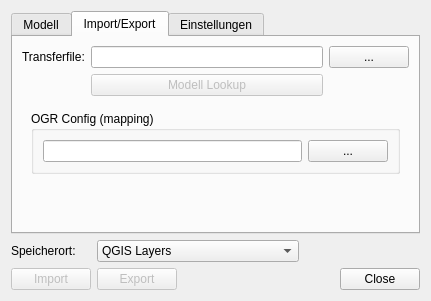
Above: qgis/interlis/ui_interlis.ui from sourcepole/ogrtools before the change. Below: the same form after it.
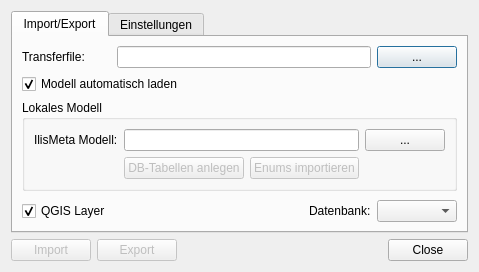
That is the form after the change. Custom widgets are drawn as their Qt base class.

```diff
--- a/qgis/interlis/ui_interlis.ui
+++ b/qgis/interlis/ui_interlis.ui
@@ -7,7 +7,7 @@
     <x>0</x>
     <y>0</y>
     <width>406</width>
-    <height>298</height>
+    <height>256</height>
    </rect>
   </property>
   <property name="windowTitle">
@@ -20,128 +20,43 @@
       <bool>true</bool>
      </property>
      <property name="currentIndex">
-      <number>1</number>
+      <number>0</number>
      </property>
-     <widget class="QWidget" name="modeltab">
-      <attribute name="title">
-       <string>Modell</string>
-      </attribute>
-      <layout class="QGridLayout" name="gridLayout_7">
-       <item row="2" column="1" colspan="3">
-        <widget class="QPushButton" name="mCreateCfgButton">
-         <property name="enabled">
-          <bool>false</bool>
-         </property>
-         <property name="text">
-          <string>Create OGR config (default mapping)</string>
-         </property>
-        </widget>
-       </item>
-       <item row="1" column="0">
-        <widget class="QLabel" name="mModelFileLabel">
-         <property name="maximumSize">
-          <size>
-           <width>16777215</width>
-           <height>16777215</height>
-          </size>
-         </property>
-         <property name="text">
-          <string>IlisMeta Modell:</string>
-         </property>
-         <property name="buddy">
-          <cstring>mModelLineEdit</cstring>
-         </property>
-        </widget>
-       </item>
-       <item row="1" column="1" colspan="3">
-        <widget class="QLineEdit" name="mModelLineEdit"/>
-       </item>
-       <item row="1" column="4">
-        <widget class="QPushButton" name="mModelFileButton">
-         <property name="text">
-          <string>...</string>
-         </property>
-        </widget>
-       </item>
-       <item row="4" column="0">
-        <spacer name="verticalSpacer">
-         <property name="orientation">
-          <enum>Qt::Vertical</enum>
-         </property>
-         <property name="sizeHint" stdset="0">
-          <size>
-           <width>20</width>
-           <height>40</height>
-          </size>
-         </property>
-        </spacer>
-       </item>
-       <item row="6" column="0" colspan="2">
-        <widget class="QPushButton" name="mCreateSchemaButton">
-         <property name="enabled">
-          <bool>false</bool>
-         </property>
-         <property name="text">
-          <string>DB-Tabellen anlegen</string>
-         </property>
-        </widget>
-       </item>
-       <item row="6" column="2" colspan="2">
-        <widget class="QPushButton" name="mImportEnumsButton">
-         <property name="enabled">
-          <bool>false</bool>
-         </property>
-         <property name="text">
-          <string>Enums importieren</string>
-         </property>
-        </widget>
-       </item>
-       <item row="0" column="0" colspan="5">
-        <widget class="QgsCollapsibleGroupBoxBasic" name="mIliGroupBox">
-         <property name="title">
-          <string>Ili Modell</string>
-         </property>
-         <property name="collapsed" stdset="0">
-          <bool>true</bool>
-         </property>
-         <layout class="QGridLayout" name="gridLayout_6">
-          <item row="1" column="1">
-           <widget class="QPushButton" name="mCreateIlisMetaButton">
-            <property name="enabled">
-             <bool>false</bool>
-            </property>
-            <property name="text">
-             <string>IlisMeta erzeugen</string>
-            </property>
-           </widget>
-          </item>
-          <item row="0" column="3">
-           <widget class="QPushButton" name="mIliButton">
-            <property name="text">
-             <string>...</string>
-            </property>
-           </widget>
-          </item>
-          <item row="0" column="0" colspan="2">
-           <widget class="QLineEdit" name="mIliLineEdit"/>
-          </item>
-         </layout>
-        </widget>
-       </item>
-      </layout>
-     </widget>
      <widget class="QWidget" name="transfertab">
       <attribute name="title">
        <string>Import/Export</string>
       </attribute>
       <layout class="QGridLayout" name="gridLayout">
-       <item row="1" column="2">
+       <item row="1" column="3">
         <widget class="QPushButton" name="mDataFileButton">
          <property name="text">
           <string>...</string>
          </property>
         </widget>
        </item>
+       <item row="5" column="0">
+        <widget class="QCheckBox" name="m">
+         <property name="text">
+          <string>QGIS Layer</string>
+         </property>
+         <property name="checked">
+          <bool>true</bool>
+         </property>
+        </widget>
+       </item>
+       <item row="5" column="2">
+        <widget class="QLabel" name="mDestQgisLayerCheckBox">
+         <property name="text">
+          <string>Datenbank:</string>
+         </property>
+         <property name="buddy">
+          <cstring>cbDbConnections</cstring>
+         </property>
+        </widget>
+       </item>
+       <item row="5" column="3">
+        <widget class="QComboBox" name="cbDbConnections"/>
+       </item>
        <item row="1" column="0">
         <widget class="QLabel" name="mDataFileLabel">
          <property name="text">
@@ -152,65 +67,105 @@
          </property>
         </widget>
        </item>
-       <item row="1" column="1">
-        <widget class="QLineEdit" name="mDataLineEdit"/>
-       </item>
-       <item row="8" column="0" colspan="3">
-        <widget class="QFrame" name="frame">
-         <property name="frameShape">
-          <enum>QFrame::NoFrame</enum>
+       <item row="3" column="0" colspan="4">
+        <widget class="QgsCollapsibleGroupBoxBasic" name="mImdGroupBox">
+         <property name="enabled">
+          <bool>true</bool>
          </property>
-         <property name="frameShadow">
-          <enum>QFrame::Raised</enum>
+         <property name="title">
+          <string>Lokales Modell</string>
+         </property>
+         <property name="collapsed" stdset="0">
+          <bool>true</bool>
          </property>
          <layout class="QGridLayout" name="gridLayout_3">
-          <item row="2" column="0">
-           <spacer name="verticalSpacer_2">
-            <property name="orientation">
-             <enum>Qt::Vertical</enum>
+          <item row="0" column="3">
+           <widget class="QPushButton" name="mModelFileButton">
+            <property name="text">
+             <string>...</string>
             </property>
-            <property name="sizeHint" stdset="0">
+           </widget>
+          </item>
+          <item row="3" column="2">
+           <widget class="QPushButton" name="mImportEnumsButton">
+            <property name="enabled">
+             <bool>false</bool>
+            </property>
+            <property name="text">
+             <string>Enums importieren</string>
+            </property>
+           </widget>
+          </item>
+          <item row="0" column="1" colspan="2">
+           <widget class="QLineEdit" name="mModelLineEdit"/>
+          </item>
+          <item row="0" column="0">
+           <widget class="QLabel" name="mModelFileLabel">
+            <property name="maximumSize">
              <size>
-              <width>20</width>
-              <height>40</height>
+              <width>16777215</width>
+              <height>16777215</height>
              </size>
             </property>
-           </spacer>
+            <property name="text">
+             <string>IlisMeta Modell:</string>
+            </property>
+            <property name="buddy">
+             <cstring>mModelLineEdit</cstring>
+            </property>
+           </widget>
           </item>
-          <item row="1" column="0" colspan="2">
-           <widget class="QgsCollapsibleGroupBoxBasic" name="mCfgGroupBox">
-            <property name="title">
-             <string>OGR Config (mapping)</string>
+          <item row="3" column="1">
+           <widget class="QPushButton" name="mCreateSchemaButton">
+            <property name="enabled">
+             <bool>false</bool>
             </property>
-            <property name="collapsed" stdset="0">
-             <bool>true</bool>
+            <property name="text">
+             <string>DB-Tabellen anlegen</string>
             </property>
-            <layout class="QGridLayout" name="gridLayout_4">
-             <item row="0" column="0">
-              <widget class="QLineEdit" name="mConfigLineEdit"/>
-             </item>
-             <item row="0" column="1">
-              <widget class="QPushButton" name="mConfigButton">
-               <property name="text">
-                <string>...</string>
-               </property>
-              </widget>
-             </item>
-            </layout>
            </widget>
           </item>
          </layout>
         </widget>
        </item>
+       <item row="2" column="0" colspan="3">
+        <widget class="QCheckBox" name="mModelAutoLoadCheckBox">
+         <property name="text">
+          <string>Modell automatisch laden</string>
+         </property>
+         <property name="checked">
+          <bool>true</bool>
+         </property>
+        </widget>
+       </item>
+       <item row="5" column="1">
+        <spacer name="horizontalSpacer_2">
+         <property name="orientation">
+          <enum>Qt::Horizontal</enum>
+         </property>
+         <property name="sizeHint" stdset="0">
+          <size>
+           <width>40</width>
+           <height>20</height>
+          </size>
+         </property>
+        </spacer>
+       </item>
+       <item row="1" column="1" colspan="2">
+        <widget class="QLineEdit" name="mDataLineEdit"/>
+       </item>
        <item row="4" column="1">
-        <widget class="QPushButton" name="mModelLookupButton">
-         <property name="enabled">
-          <bool>false</bool>
+        <spacer name="verticalSpacer">
+         <property name="orientation">
+          <enum>Qt::Vertical</enum>
          </property>
-         <property name="text">
-          <string>Modell Lookup</string>
+         <property name="sizeHint" stdset="0">
+          <size>
+           <width>20</width>
+           <height>40</height>
+          </size>
          </property>
-        </widget>
+        </spacer>
        </item>
       </layout>
      </widget>
@@ -332,32 +287,10 @@
      </widget>
     </widget>
    </item>
-   <item row="1" column="0">
-    <widget class="QLabel" name="label">
-     <property name="text">
-      <string>Speicherort:</string>
-     </property>
-     <property name="buddy">
-      <cstring>cbDbConnections</cstring>
-     </property>
-    </widget>
-   </item>
-   <item row="1" column="1" colspan="2">
-    <widget class="QComboBox" name="cbDbConnections">
-     <item>
-      <property name="text">
-       <string>QGIS Layers</string>
-      </property>
-     </item>
-    </widget>
-   </item>
-   <item row="2" column="0">
-    <widget class="QPushButton" name="mImportButton">
-     <property name="enabled">
-      <bool>false</bool>
-     </property>
-     <property name="text">
-      <string>Import</string>
+   <item row="2" column="3">
+    <widget class="QDialogButtonBox" name="buttonBox">
+     <property name="standardButtons">
+      <set>QDialogButtonBox::Close</set>
      </property>
     </widget>
    </item>
@@ -371,6 +304,16 @@
      </property>
     </widget>
    </item>
+   <item row="2" column="0">
+    <widget class="QPushButton" name="mImportButton">
+     <property name="enabled">
+      <bool>false</bool>
+     </property>
+     <property name="text">
+      <string>Import</string>
+     </property>
+    </widget>
+   </item>
    <item row="2" column="2">
     <spacer name="horizontalSpacer">
      <property name="orientation">
@@ -384,13 +327,6 @@
      </property>
     </spacer>
    </item>
-   <item row="2" column="3">
-    <widget class="QDialogButtonBox" name="buttonBox">
-     <property name="standardButtons">
-      <set>QDialogButtonBox::Close</set>
-     </property>
-    </widget>
-   </item>
   </layout>
  </widget>
  <customwidgets>
```
Left out of the diff: 47 changed lines with no effect on the pictures.
